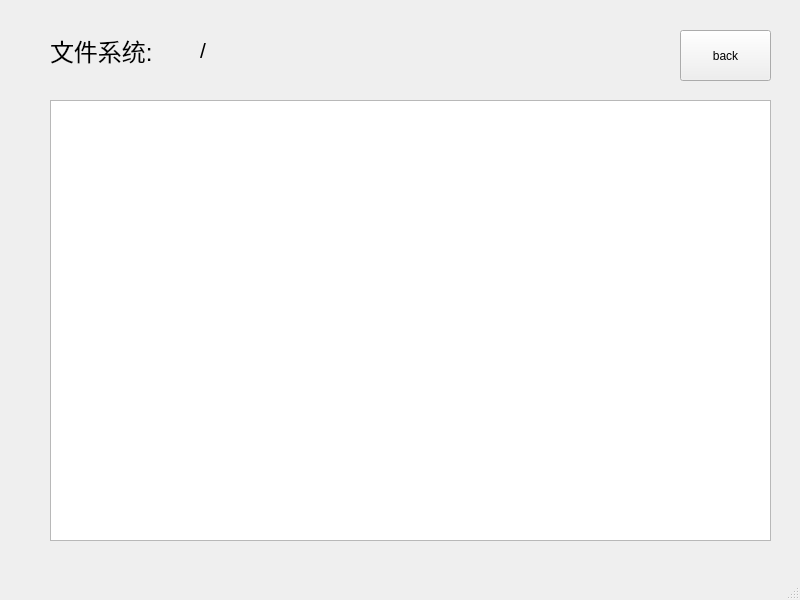
Old version of the form filesystem.ui in the repository i-curve/filesystem-client.
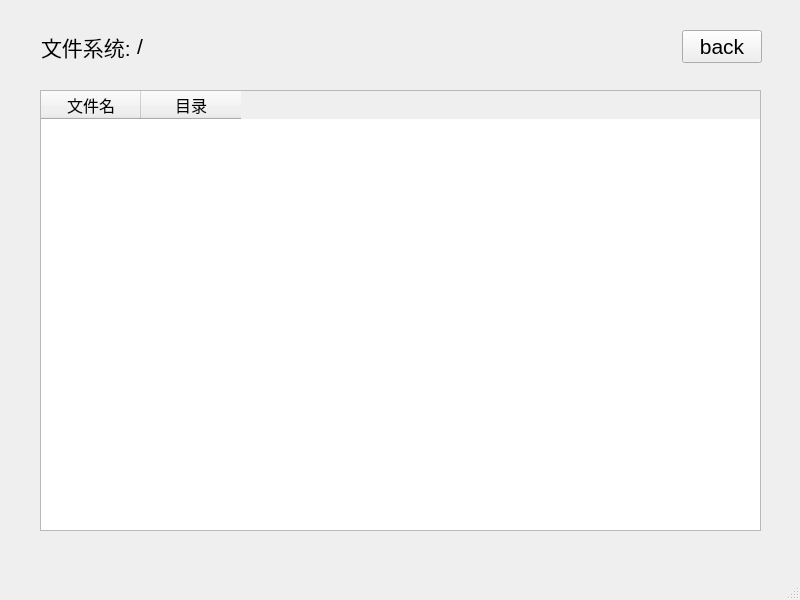
New version of the form.

Commit message:
feat: 调整窗口样式 (#2)
close #2

Patch:
```diff
--- a/filesystem.ui
+++ b/filesystem.ui
@@ -14,29 +14,11 @@
    <string>Filesystem</string>
   </property>
   <widget class="QWidget" name="centralwidget">
-   <widget class="QLabel" name="label">
-    <property name="geometry">
-     <rect>
-      <x>50</x>
-      <y>30</y>
-      <width>151</width>
-      <height>41</height>
-     </rect>
-    </property>
-    <property name="font">
-     <font>
-      <pointsize>18</pointsize>
-     </font>
-    </property>
-    <property name="text">
-     <string>文件系统:</string>
-    </property>
-   </widget>
    <widget class="QTableWidget" name="tableWidget">
     <property name="geometry">
      <rect>
-      <x>50</x>
-      <y>100</y>
+      <x>40</x>
+      <y>90</y>
       <width>721</width>
       <height>441</height>
      </rect>
@@ -46,15 +28,46 @@
       <pointsize>12</pointsize>
      </font>
     </property>
+    <column>
+     <property name="text">
+      <string>文件名</string>
+     </property>
+    </column>
+    <column>
+     <property name="text">
+      <string>目录</string>
+     </property>
+    </column>
    </widget>
+   <widget class="QWidget" name="">
+    <property name="geometry">
+     <rect>
+      <x>41</x>
+      <y>21</y>
+      <width>721</width>
+      <height>51</height>
+     </rect>
+    </property>
+    <layout class="QHBoxLayout" name="horizontalLayout">
+     <item>
+      <widget class="QLabel" name="label">
+       <property name="font">
+        <font>
+         <pointsize>16</pointsize>
+        </font>
+       </property>
+       <property name="text">
+        <string>文件系统:</string>
+       </property>
+      </widget>
+     </item>
+     <item>
    <widget class="QLabel" name="label_2">
-    <property name="geometry">
-     <rect>
-      <x>200</x>
-      <y>40</y>
-      <width>481</width>
-      <height>21</height>
-     </rect>
+       <property name="sizePolicy">
+        <sizepolicy hsizetype="Expanding" vsizetype="Preferred">
+         <horstretch>0</horstretch>
+         <verstretch>0</verstretch>
+        </sizepolicy>
     </property>
     <property name="font">
      <font>
@@ -65,18 +78,20 @@
      <string>/</string>
     </property>
    </widget>
+     </item>
+     <item>
    <widget class="QPushButton" name="pushButtonBack">
-    <property name="geometry">
-     <rect>
-      <x>680</x>
-      <y>30</y>
-      <width>91</width>
-      <height>51</height>
-     </rect>
+       <property name="font">
+        <font>
+         <pointsize>16</pointsize>
+        </font>
     </property>
     <property name="text">
      <string>back</string>
     </property>
+      </widget>
+     </item>
+    </layout>
    </widget>
   </widget>
   <widget class="QMenuBar" name="menubar">
```
Lines whose indentation alone changed are shown as unchanged. The commit also changes 2 other files.
